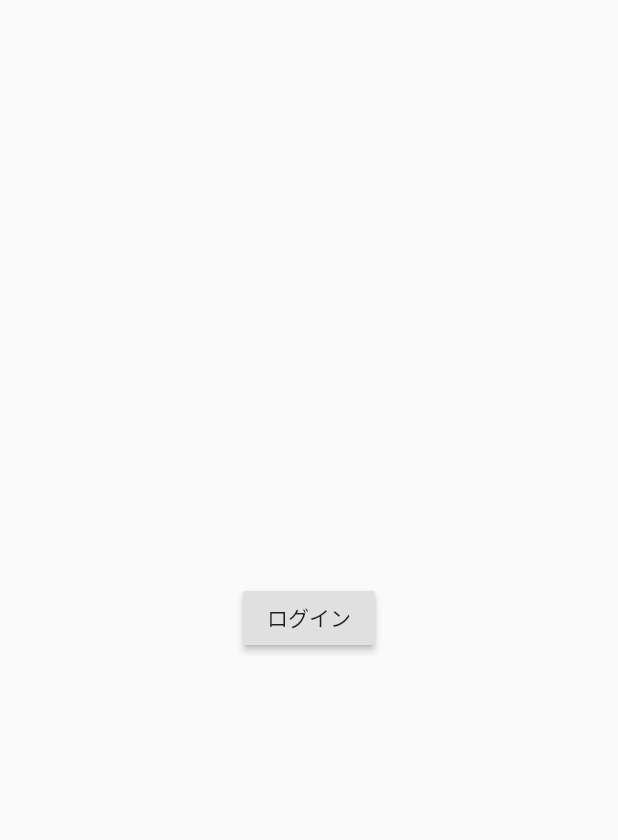
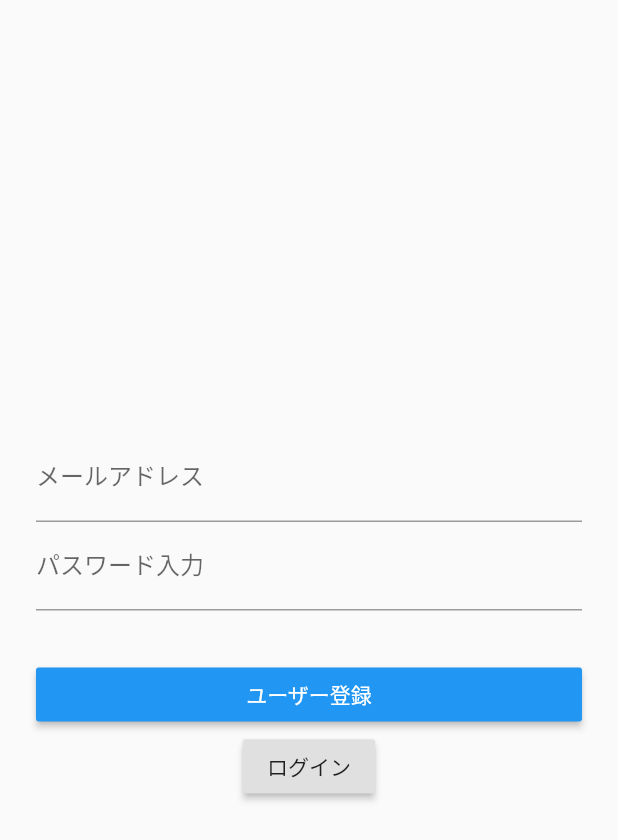
Before and after one commit to yoshikoba/FlutterTutorial, a Flutter app: the screen it shows after launch, on a phone screen of 412 x 824 dp. Shown: the top 840 px of the screen. Run offline on Flutter 3.47's test engine with Material 2 defaults, Android fonts, the light colour scheme and no system bars; our stand-ins replace firebase_auth; accounts and stored records are empty.

Commit message:
Flutter Tutorial Firebase Auth

```diff
--- a/flutter_tutorial_mychatapp/lib/main.dart
+++ b/flutter_tutorial_mychatapp/lib/main.dart
@@ -1,3 +1,4 @@
+import 'package:firebase_auth/firebase_auth.dart';
 import 'package:flutter/material.dart';
 
 void main() {
@@ -20,14 +21,69 @@ class ChatApp extends StatelessWidget {
 }
 
 //ログイン画面
-class LoginPage extends StatelessWidget {
+class LoginPage extends StatefulWidget {
+  @override
+  _LoginPageState createState() => _LoginPageState();
+}
+
+class _LoginPageState extends State<LoginPage> {
+  String infoText = '';
+  String email = '';
+  String password = '';
+
   @override
   Widget build(BuildContext context) {
     return Scaffold(
       body: Center(
+        child: Container(
+          padding: EdgeInsets.all(24),
           child: Column(
             mainAxisAlignment: MainAxisAlignment.center,
             children: [
+              TextFormField(
+                decoration: InputDecoration(labelText: 'メールアドレス'),
+                onChanged: (String value) {
+                  setState(() {
+                    email = value;
+                  });
+                },
+              ),
+              TextFormField(
+                decoration: InputDecoration(labelText: 'パスワード入力'),
+                obscureText: true,
+                onChanged: (String value){
+                  setState(() {
+                    password = value;
+                  });
+                },
+              ),
+              Container(
+                padding: EdgeInsets.all(8),
+                child: Text(infoText),
+              ),
+              Container(
+                width: double.infinity,
+                child: RaisedButton(
+                  color: Colors.blue,
+                  textColor: Colors.white,
+                  child: Text('ユーザー登録'),
+                  onPressed: () async {
+                    try {
+                      final FirebaseAuth auth = FirebaseAuth.instance;
+                      await auth.createUserWithEmailAndPassword(email: email, password: password);
+                      await Navigator.of(context).pushReplacement(
+                        MaterialPageRoute(builder: (context){
+                          return ChatPage();
+                        })
+                      );
+                    } catch (e) {
+                      setState(() {
+                        infoText = "登録に失敗しました：${e.message}";
+                      });
+                    }
+                  },
+                ),
+              ),
               RaisedButton(
                 child: Text('ログイン'),
                 onPressed: () async {
@@ -39,6 +95,7 @@ class LoginPage extends StatelessWidget {
                 },
               )
             ],
+          ),
         ),
       ),
     );
```
Also changed, not shown: flutter_tutorial_mychatapp/pubspec.yaml (+2 -23 lines), flutter_tutorial_mychatapp/pubspec.lock, 8 other files. Lines whose indentation alone changed are shown as unchanged.
